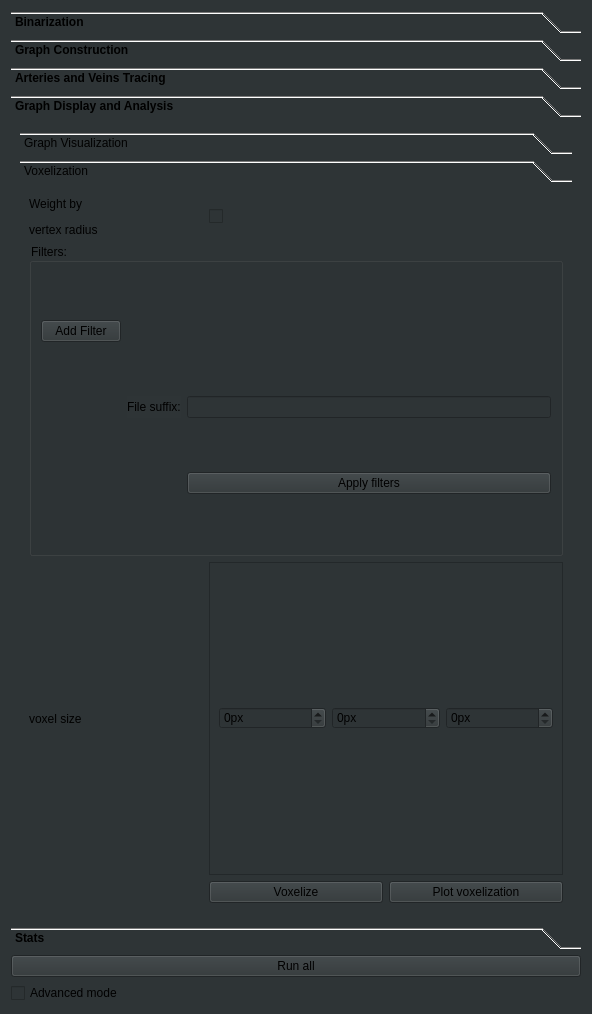
This is ClearMap/gui/creator/vasculature_tab.ui in ClearAnatomics/ClearMap as Qt 5 draws it before an edit. The edited form follows.
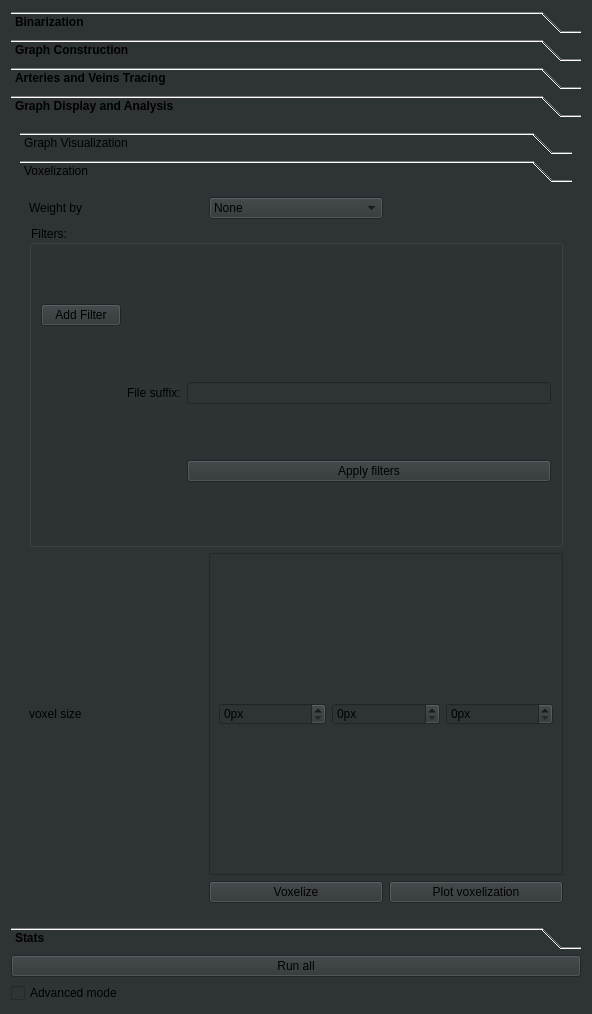
This is the edited form. The open tabs and pages were chosen to show the change. Icons and pictures are not drawn.

Commit message: DESIGN: vasculature; weight the voxelization by any numeric vertex or edge property (named like the filters)

```diff
--- a/ClearMap/gui/creator/vasculature_tab.ui
+++ b/ClearMap/gui/creator/vasculature_tab.ui
@@ -1346,7 +1346,7 @@
                  <item row="1" column="0">
                   <widget class="QLabel" name="label_25">
                    <property name="text">
-                    <string>&lt;html&gt;&lt;head/&gt;&lt;body&gt;&lt;p&gt;Weight by &lt;/p&gt;&lt;p&gt;vertex radius&lt;/p&gt;&lt;/body&gt;&lt;/html&gt;</string>
+                    <string>Weight by</string>
                    </property>
                    <property name="textFormat">
                     <enum>Qt::RichText</enum>
@@ -1405,10 +1405,20 @@
                   </widget>
                  </item>
                  <item row="1" column="1">
-                  <widget class="QCheckBox" name="voxelizationWeightByRadiusCheckBox">
-                   <property name="text">
-                    <string/>
+                  <widget class="QComboBox" name="voxelizationWeightComboBox">
+                   <property name="toolTip">
+                    <string>How much each vertex counts in the density. Edge properties are moved to the vertices (graph_processing.DEFAULT_EDGE_TO_VERTEX). All the numeric properties are listed once the graph is loaded (e.g. by adding a filter).</string>
                    </property>
+                   <item>
+                    <property name="text">
+                     <string>None</string>
+                    </property>
+                   </item>
+                   <item>
+                    <property name="text">
+                     <string>vertex_radius_units</string>
+                    </property>
+                   </item>
                   </widget>
                  </item>
                  <item row="4" column="2">
```
The commit also changes 7 other files.
